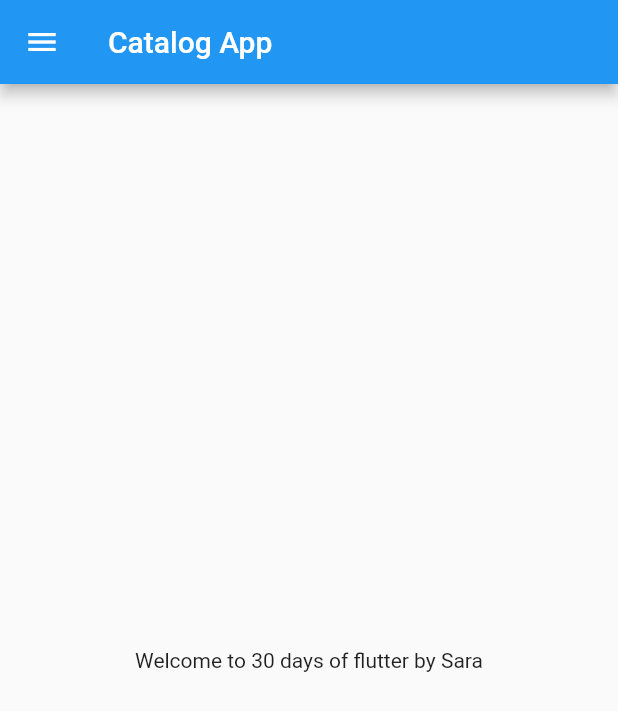
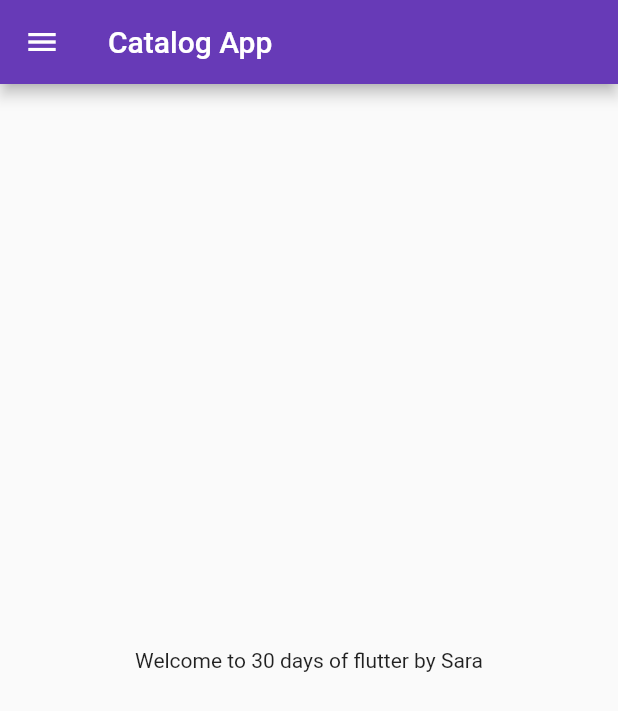
Before and after one commit to Jhersyvb/flutter_catalog, a Flutter app: the screen it shows after launch, on a phone screen of 412 x 824 dp. Shown: the top 711 px of the screen. Run offline on Flutter 3.47's test engine with Material 2 defaults, Android fonts, the phone set to English and light mode, and no system bars.

Commit message:
Day 3 completed

```diff
--- a/lib/main.dart
+++ b/lib/main.dart
@@ -1,5 +1,6 @@
 import 'package:flutter/material.dart';
-import 'home_page.dart';
+import 'pages/login_page.dart';
+import 'pages/home_page.dart';
 
 void main() {
   runApp(MyApp());
@@ -11,7 +12,17 @@ class MyApp extends StatelessWidget {
   @override
   Widget build(BuildContext context) {
     return MaterialApp(
-      home: HomePage(),
+      themeMode: ThemeMode.light,
+      theme: ThemeData(primarySwatch: Colors.deepPurple),
+      darkTheme: ThemeData(
+        brightness: Brightness.dark,
+      ),
+      initialRoute: '/home',
+      routes: {
+        "/": (context) => LoginPage(),
+        "/home": (context) => HomePage(),
+        "/login": (context) => LoginPage(),
+      },
     );
   }
 }
```
Also changed, not shown: lib/pages/login_page.dart (added, +21 -0 lines), lib/pages/home_page.dart (renamed from lib/home_page.dart), pubspec.lock.
